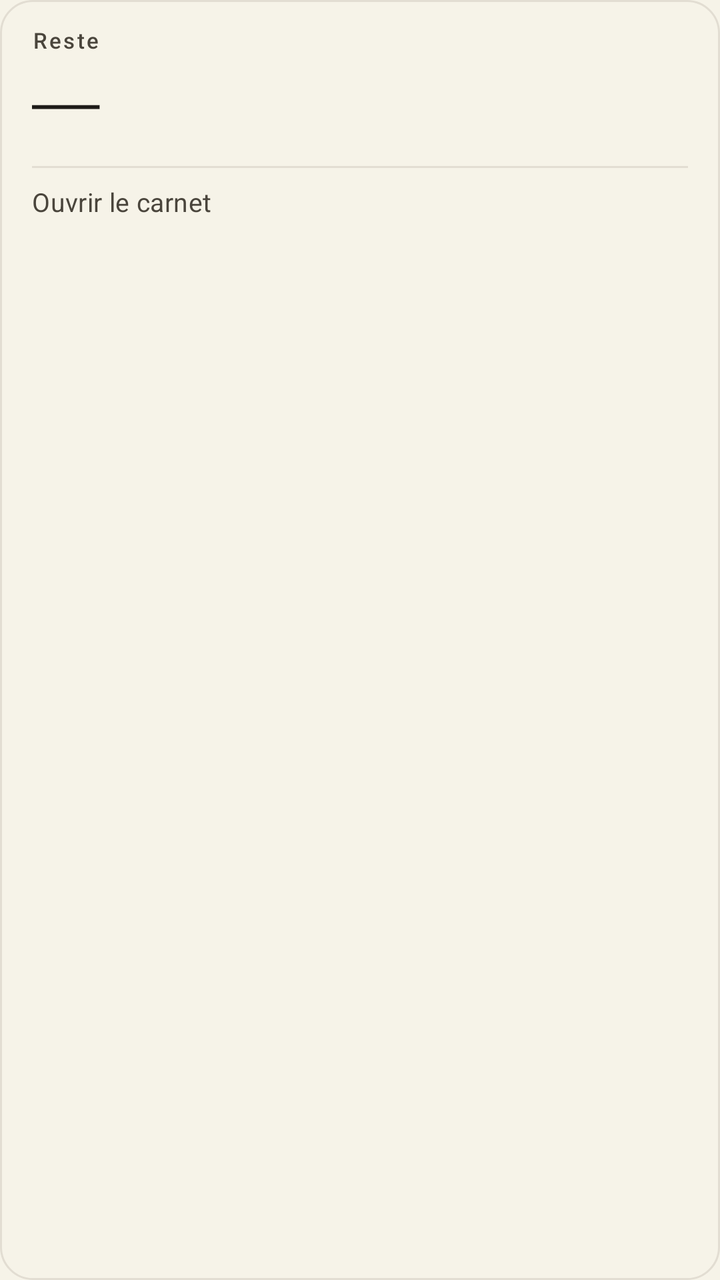
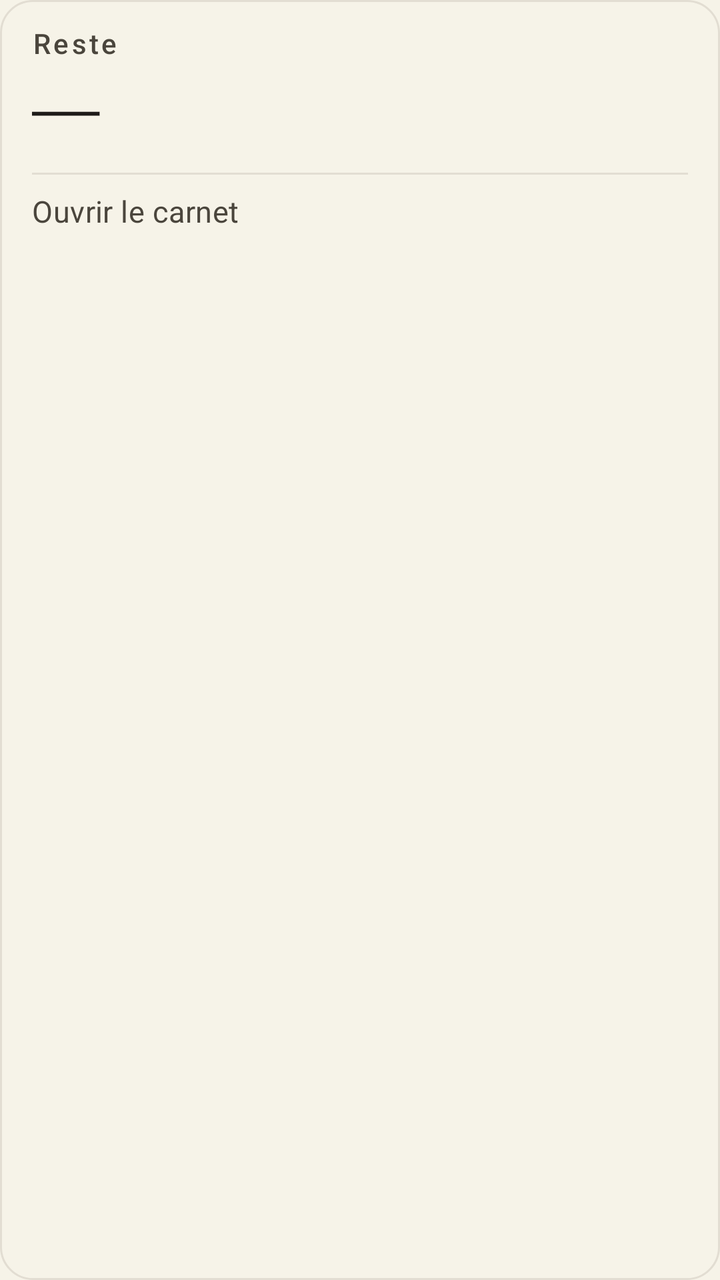

Two renders of the same Android screen: before a commit and after it. Below are the layout's source before the change and the commit's diff.
<!-- AndroidManifest.xml: application theme Theme.MonMoisClair -->
<!-- res/layout/widget_carnet.xml -->
<?xml version="1.0" encoding="utf-8"?>
<LinearLayout xmlns:android="http://schemas.android.com/apk/res/android"
    android:id="@+id/widget_root"
    android:layout_width="match_parent"
    android:layout_height="match_parent"
    android:background="@drawable/widget_carnet_bg"
    android:orientation="vertical"
    android:paddingStart="16dp"
    android:paddingTop="14dp"
    android:paddingEnd="16dp"
    android:paddingBottom="14dp">

    
    <TextView
        android:id="@+id/widget_title"
        android:layout_width="match_parent"
        android:layout_height="wrap_content"
        android:ellipsize="end"
        android:fontFamily="sans-serif-medium"
        android:includeFontPadding="false"
        android:letterSpacing="0.1"
        android:maxLines="1"
        android:text="Reste"
        android:textAllCaps="false"
        android:textColor="@color/widget_muted"
        android:textSize="11sp" />

    
    <TextView
        android:id="@+id/widget_amount"
        android:layout_width="match_parent"
        android:layout_height="wrap_content"
        android:layout_marginTop="4dp"
        android:ellipsize="end"
        android:fontFamily="serif"
        android:includeFontPadding="false"
        android:letterSpacing="-0.02"
        android:lineSpacingMultiplier="0.92"
        android:maxLines="1"
        android:text="—"
        android:textColor="@color/widget_ink"
        android:textSize="34sp" />

    
    <ImageView
        android:id="@+id/widget_rule"
        android:layout_width="match_parent"
        android:layout_height="1dp"
        android:layout_marginTop="12dp"
        android:layout_marginBottom="10dp"
        android:background="@color/widget_rule"
        android:contentDescription="@null"
        android:importantForAccessibility="no"
        android:scaleType="fitXY" />

    <TextView
        android:id="@+id/widget_line"
        android:layout_width="match_parent"
        android:layout_height="wrap_content"
        android:ellipsize="end"
        android:fontFamily="sans-serif"
        android:includeFontPadding="false"
        android:letterSpacing="0.01"
        android:lineSpacingExtra="2dp"
        android:maxLines="2"
        android:text="Ouvrir le carnet"
        android:textColor="@color/widget_muted"
        android:textSize="13sp" />
</LinearLayout>
<!-- resources referenced by this layout -->
<resources>
  <color name="widget_ink">#1E1B18</color>
  <color name="widget_muted">#4A453C</color>
  <color name="widget_rule">#E2DDD2</color>
  <!-- drawable widget_carnet_bg (drawable) -->
  <?xml version="1.0" encoding="utf-8"?>
  <shape xmlns:android="http://schemas.android.com/apk/res/android"
      android:shape="rectangle">
      
      
      <solid android:color="#F6F3E8" />
      <stroke
          android:width="1dp"
          android:color="#E2DDD2" />
      <corners android:radius="16dp" />
  </shape>
  <style name="Theme.MonMoisClair" parent="Theme.Material3.Light.NoActionBar">
          
          <item name="android:windowBackground">@color/paper_cream</item>
          
          <item name="android:statusBarColor">@color/paper_cream</item>
          <item name="android:navigationBarColor">@color/paper_cream</item>
          <item name="android:windowLightStatusBar">true</item>
          
      </style>
  <color name="paper_cream">#F6F3E8</color>
</resources>

<!-- the commit's change to res/layout/widget_carnet.xml (unified diff, before → after) -->
@@ -23,7 +23,7 @@
         android:text="Reste"
         android:textAllCaps="false"
         android:textColor="@color/widget_muted"
-        android:textSize="11sp" />
+        android:textSize="14sp" />
 
     
     <TextView
@@ -65,5 +65,5 @@
         android:maxLines="2"
         android:text="Ouvrir le carnet"
         android:textColor="@color/widget_muted"
-        android:textSize="13sp" />
+        android:textSize="15sp" />
 </LinearLayout>
